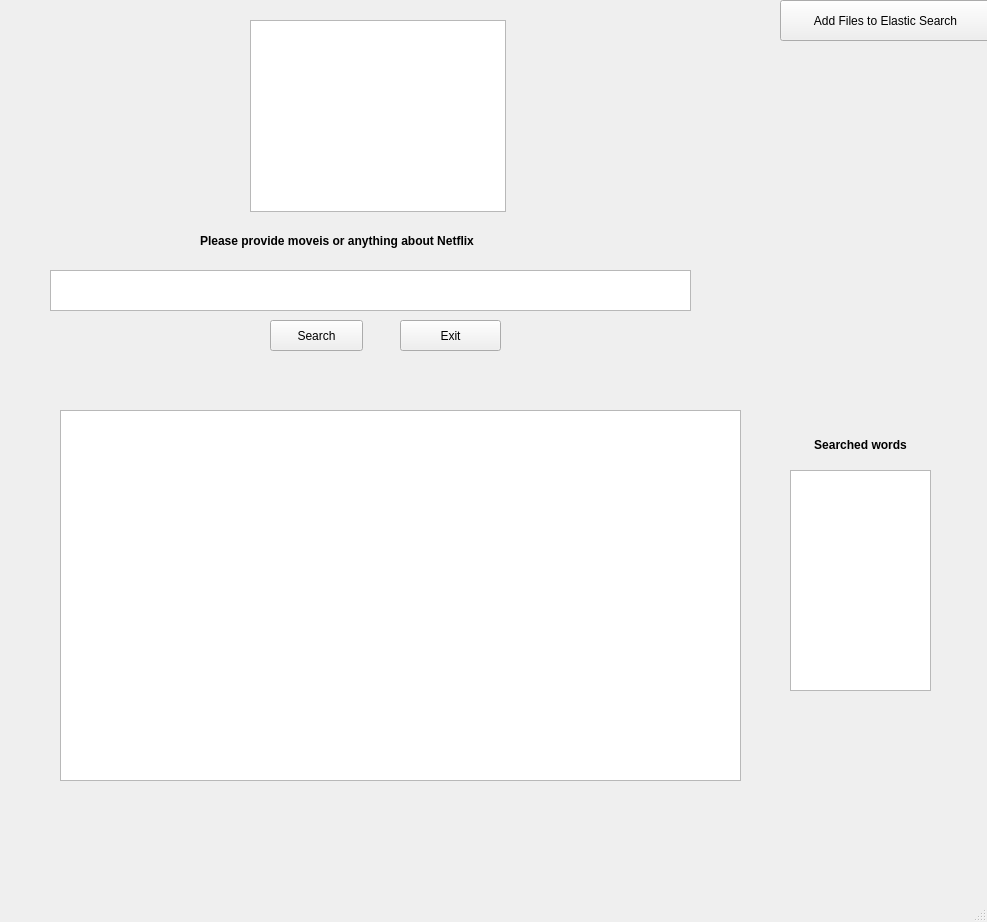
Above: guiTest.ui from mm528/ElasticSearch before the change. Below: the same form after it.
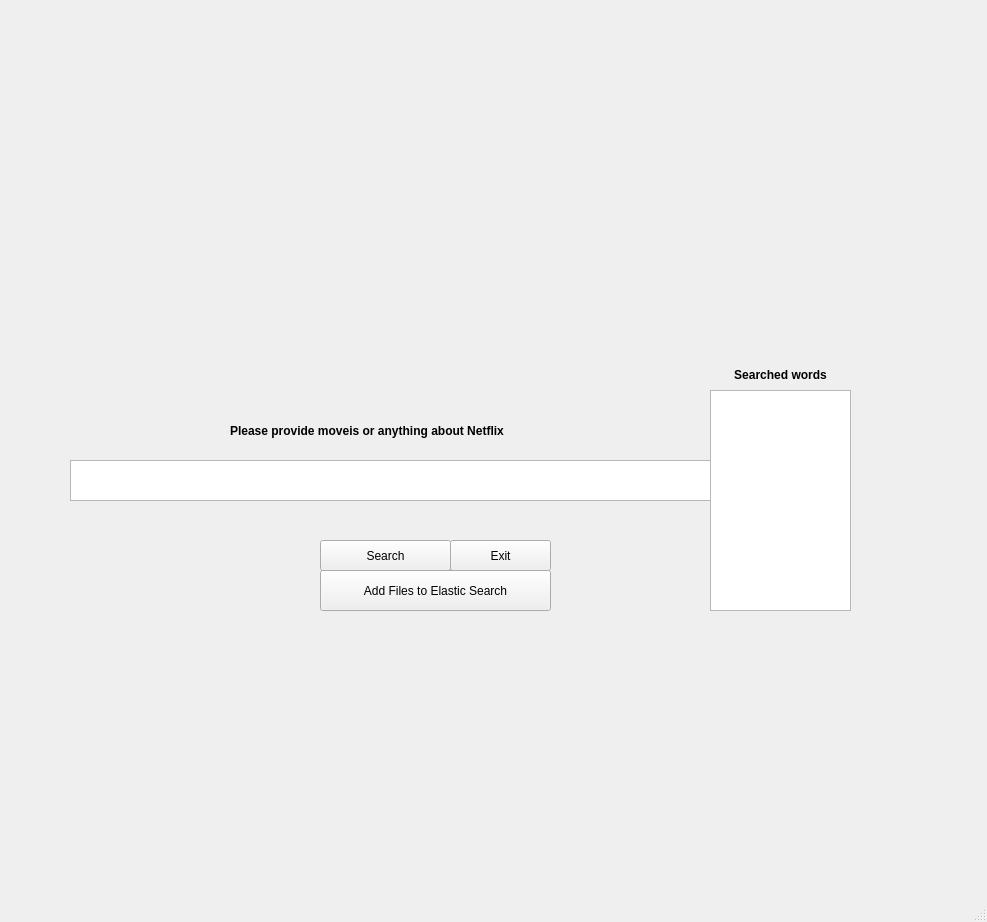
That is the form after the change.

Patch:
```diff
--- a/guiTest.ui
+++ b/guiTest.ui
@@ -17,8 +17,8 @@
    <widget class="QLabel" name="label">
     <property name="geometry">
      <rect>
-      <x>800</x>
-      <y>430</y>
+      <x>720</x>
+      <y>360</y>
       <width>121</width>
       <height>31</height>
      </rect>
@@ -30,8 +30,8 @@
    <widget class="QTextEdit" name="textEditRight">
     <property name="geometry">
      <rect>
-      <x>790</x>
-      <y>470</y>
+      <x>710</x>
+      <y>390</y>
       <width>141</width>
       <height>221</height>
      </rect>
@@ -40,8 +40,8 @@
    <widget class="QPushButton" name="pushButton_exit">
     <property name="geometry">
      <rect>
-      <x>400</x>
-      <y>320</y>
+      <x>450</x>
+      <y>540</y>
       <width>101</width>
       <height>31</height>
      </rect>
@@ -53,8 +53,8 @@
    <widget class="QTextEdit" name="textEdit_search">
     <property name="geometry">
      <rect>
-      <x>50</x>
-      <y>270</y>
+      <x>70</x>
+      <y>460</y>
       <width>641</width>
       <height>41</height>
      </rect>
@@ -63,16 +63,16 @@
      <string>&lt;!DOCTYPE HTML PUBLIC &quot;-//W3C//DTD HTML 4.0//EN&quot; &quot;http://www.w3.org/TR/REC-html40/strict.dtd&quot;&gt;
 &lt;html&gt;&lt;head&gt;&lt;meta name=&quot;qrichtext&quot; content=&quot;1&quot; /&gt;&lt;style type=&quot;text/css&quot;&gt;
 p, li { white-space: pre-wrap; }
-&lt;/style&gt;&lt;/head&gt;&lt;body style=&quot; font-family:'MS Shell Dlg 2'; font-size:8.25pt; font-weight:400; font-style:normal;&quot;&gt;
-&lt;p align=&quot;center&quot; style=&quot;-qt-paragraph-type:empty; margin-top:0px; margin-bottom:0px; margin-left:0px; margin-right:0px; -qt-block-indent:0; text-indent:0px; font-size:7.8pt;&quot;&gt;&lt;br /&gt;&lt;/p&gt;&lt;/body&gt;&lt;/html&gt;</string>
+&lt;/style&gt;&lt;/head&gt;&lt;body style=&quot; font-family:'MS Shell Dlg 2'; font-size:7.8pt; font-weight:400; font-style:normal;&quot;&gt;
+&lt;p align=&quot;center&quot; style=&quot;-qt-paragraph-type:empty; margin-top:0px; margin-bottom:0px; margin-left:0px; margin-right:0px; -qt-block-indent:0; text-indent:0px;&quot;&gt;&lt;br /&gt;&lt;/p&gt;&lt;/body&gt;&lt;/html&gt;</string>
     </property>
    </widget>
    <widget class="QPushButton" name="pushButton_search_Button">
     <property name="geometry">
      <rect>
-      <x>270</x>
-      <y>320</y>
-      <width>93</width>
+      <x>320</x>
+      <y>540</y>
+      <width>131</width>
       <height>31</height>
      </rect>
     </property>
@@ -83,8 +83,8 @@
    <widget class="QLabel" name="label_results">
     <property name="geometry">
      <rect>
-      <x>200</x>
-      <y>220</y>
+      <x>230</x>
+      <y>410</y>
       <width>361</width>
       <height>41</height>
      </rect>
@@ -103,9 +103,9 @@
    <widget class="QPushButton" name="pushButton_SendFiles">
     <property name="geometry">
      <rect>
-      <x>780</x>
-      <y>0</y>
-      <width>211</width>
+      <x>320</x>
+      <y>570</y>
+      <width>231</width>
       <height>41</height>
      </rect>
     </property>
@@ -113,26 +113,6 @@
      <string>Add Files to Elastic Search</string>
     </property>
    </widget>
-   <widget class="QTextEdit" name="textEdit_Results_From_Elastic">
-    <property name="geometry">
-     <rect>
-      <x>60</x>
-      <y>410</y>
-      <width>681</width>
-      <height>371</height>
-     </rect>
-    </property>
-   </widget>
-   <widget class="QTableView" name="tableView_results">
-    <property name="geometry">
-     <rect>
-      <x>250</x>
-      <y>20</y>
-      <width>256</width>
-      <height>192</height>
-     </rect>
-    </property>
-   </widget>
   </widget>
   <widget class="QMenuBar" name="menubar">
    <property name="geometry">
```
Left out of the diff: 2 changed lines with no effect on the pictures.
